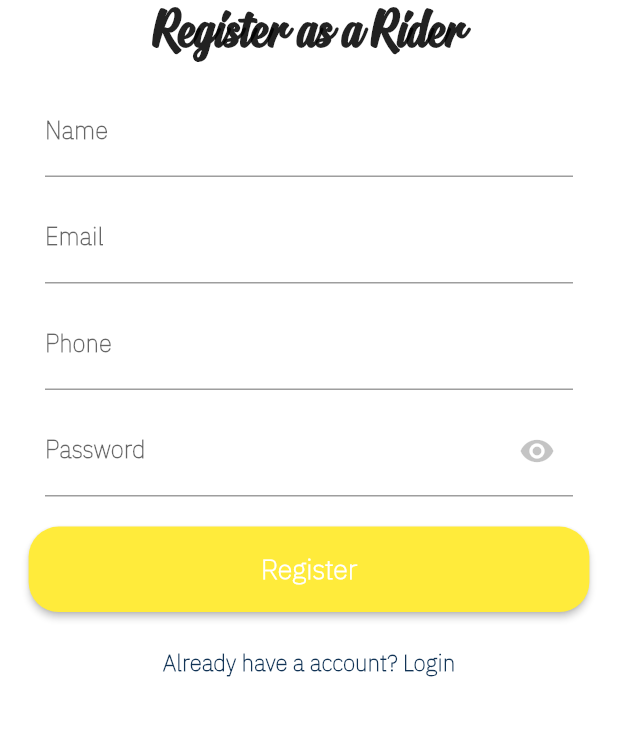
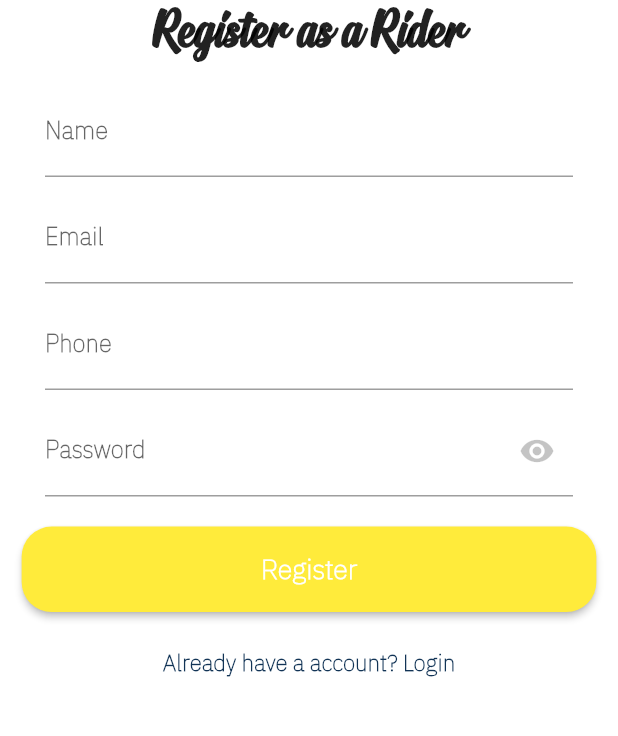
Before and after one commit to riyadzaigirdar/flutter-uber-clone, a Flutter app: the screen it shows after launch, after a tap on "Login", after a tap on "Do not have an account? Register here", on a phone screen of 412 x 824 dp, the part 476-1212 px from its top. Run offline on Flutter 3.47's test engine with Material 2 defaults, Android fonts, the phone set to English and light mode, and no system bars.

Commit message:
fixed register button

```diff
--- a/lib/screens/login/login.dart
+++ b/lib/screens/login/login.dart
@@ -150,6 +150,7 @@ class LoginButton extends StatelessWidget {
 
   @override
   Widget build(BuildContext context) {
+    Size screenSize = MediaQuery.of(context).size;
     return ElevatedButton(
       onPressed: (){
         if(formKey.currentState!.validate()){
@@ -157,12 +158,14 @@ class LoginButton extends StatelessWidget {
         }
       },
       style: TextButton.styleFrom(
+
         shape: RoundedRectangleBorder(
           borderRadius: new BorderRadius.circular(20.0)
         ),
         backgroundColor: Colors.yellow,
-        padding: EdgeInsets.symmetric(horizontal: 170.0, vertical: 17.0)
+        padding: EdgeInsets.symmetric(horizontal: screenSize.width * 0.39719, vertical: 17.0)
       ),
+
       child: Text(
                 "Login",
                 style: TextStyle(
--- a/lib/screens/register/register.dart
+++ b/lib/screens/register/register.dart
@@ -256,6 +256,7 @@ class RegisterButton extends StatelessWidget {
 
   @override
   Widget build(BuildContext context) {
+    Size screenSize = MediaQuery.of(context).size;
     return ElevatedButton(
       onPressed: (){
         if(formKey.currentState!.validate()){
@@ -267,7 +268,10 @@ class RegisterButton extends StatelessWidget {
           borderRadius: new BorderRadius.circular(20.0)
         ),
         backgroundColor: Colors.yellow,
-        padding: EdgeInsets.symmetric(horizontal: 155.0, vertical: 17.0)
+        padding: EdgeInsets.symmetric(
+          horizontal: screenSize.width * 0.3875,
+          vertical: 17.0
+        )
       ),
       child: Text(
                 "Register",
--- a/pubspec.yaml
+++ b/pubspec.yaml
@@ -24,9 +24,9 @@ dependencies:
   flutter:
     sdk: flutter
   http:
-  firebase_core:
-  firebase_auth:
-  firebase_database:
+  # firebase_core:
+  # firebase_auth:
+  # firebase_database:
 
 
   # The following adds the Cupertino Icons font to your application.
```
Also changed, not shown: pubspec.lock.
